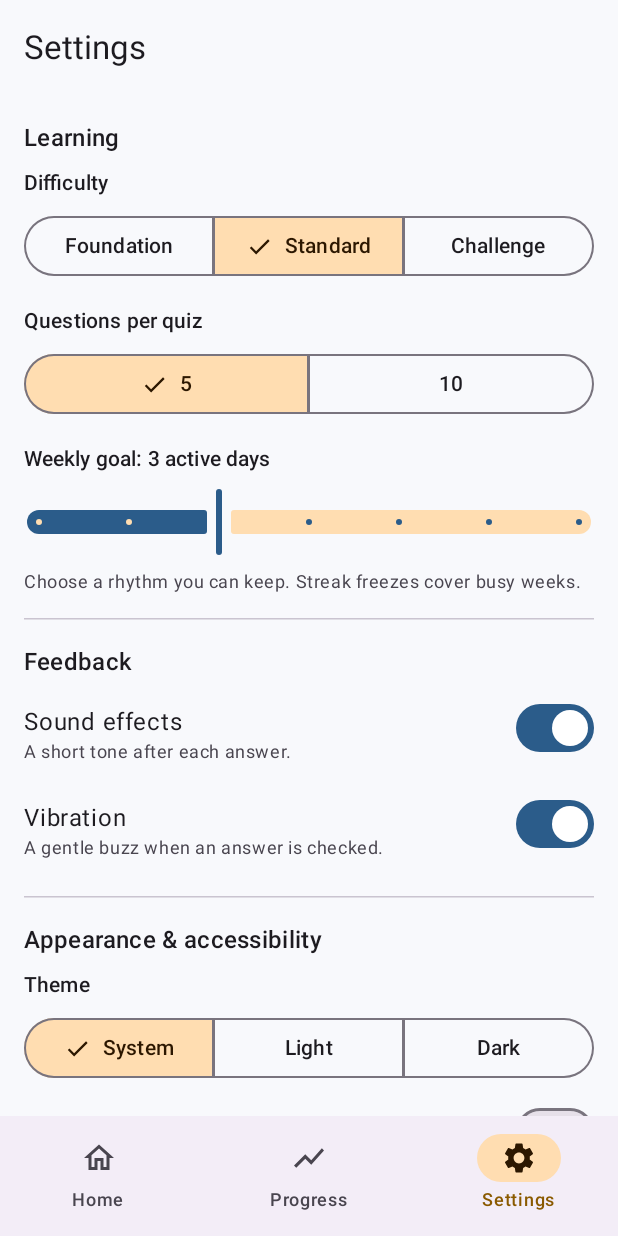
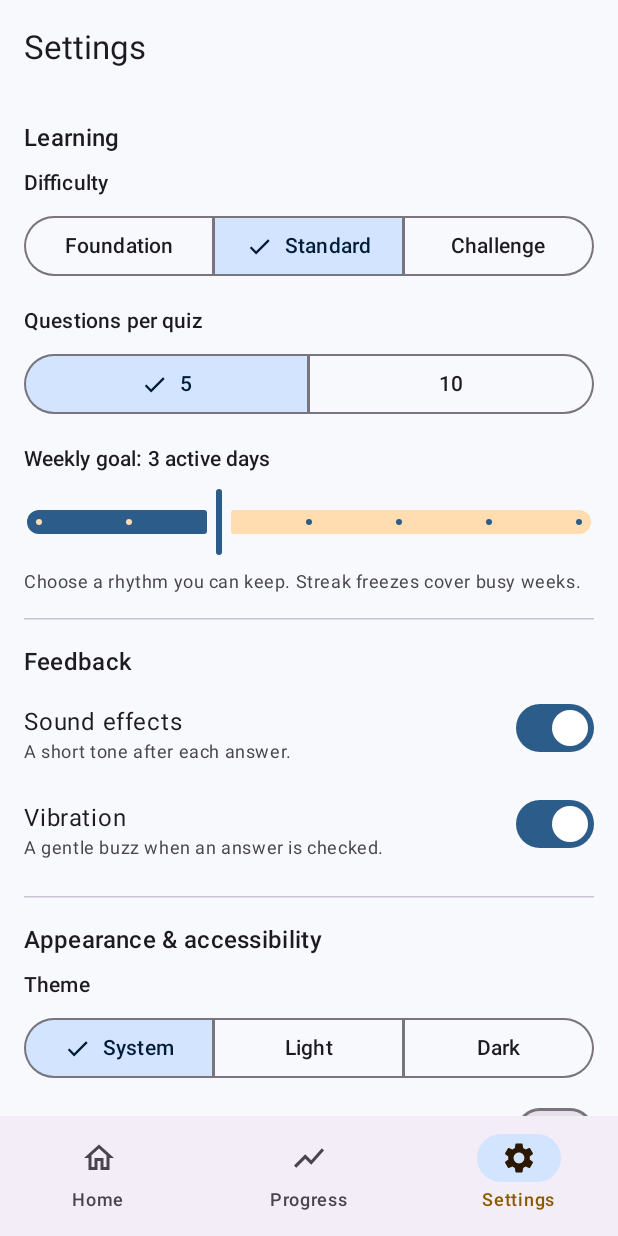
Before and after one commit to ZhangJunQiu-Alan/Primoria-Android, an Android app built with Jetpack Compose: the SettingsRoute screen opened through its navigation route, on a phone screen of 412 x 824 dp. Run offline under Robolectric (Android 15) with nearby library versions, the phone set to English and light mode, and no system bars; our stand-ins replace Dagger/Hilt's generated code, window size class.

Commit message:
style(ui): reserve amber for effort, fix topic pluralisation and spoken summary
Navigation and segmented-button selections now use the primary role, so amber
only ever means XP and streaks.

Co-Authored-By: Claude Opus 5.5 <noreply@anthropic.com>

```diff
--- a/app/src/main/java/au/edu/jcu/zhangfan/primoria/ui/app/PrimoriaApp.kt
+++ b/app/src/main/java/au/edu/jcu/zhangfan/primoria/ui/app/PrimoriaApp.kt
@@ -7,9 +7,12 @@ import androidx.compose.foundation.layout.padding
 import androidx.compose.material3.CircularProgressIndicator
 import androidx.compose.material3.Icon
 import androidx.compose.material3.NavigationBar
+import androidx.compose.material3.MaterialTheme
 import androidx.compose.material3.NavigationBarItem
+import androidx.compose.material3.NavigationBarItemDefaults
 import androidx.compose.material3.NavigationRail
 import androidx.compose.material3.NavigationRailItem
+import androidx.compose.material3.NavigationRailItemDefaults
 import androidx.compose.material3.Scaffold
 import androidx.compose.material3.Text
 import androidx.compose.material3.windowsizeclass.WindowWidthSizeClass
@@ -75,6 +78,9 @@ private fun ReadyApp(onboardingComplete: Boolean, widthSizeClass: WindowWidthSiz
                             onClick = { navController.navigateToTopLevel(destination) },
                             icon = { Icon(if (selected) destination.selectedIcon else destination.unselectedIcon, null) },
                             label = { Text(destination.label) },
+                            colors = NavigationBarItemDefaults.colors(
+                                indicatorColor = MaterialTheme.colorScheme.primaryContainer,
+                            ),
                         )
                     }
                 }
@@ -91,6 +97,9 @@ private fun ReadyApp(onboardingComplete: Boolean, widthSizeClass: WindowWidthSiz
                             onClick = { navController.navigateToTopLevel(destination) },
                             icon = { Icon(if (selected) destination.selectedIcon else destination.unselectedIcon, null) },
                             label = { Text(destination.label) },
+                            colors = NavigationRailItemDefaults.colors(
+                                indicatorColor = MaterialTheme.colorScheme.primaryContainer,
+                            ),
                         )
                     }
                 }
--- a/app/src/main/java/au/edu/jcu/zhangfan/primoria/ui/components/WeeklyGoalCard.kt
+++ b/app/src/main/java/au/edu/jcu/zhangfan/primoria/ui/components/WeeklyGoalCard.kt
@@ -47,7 +47,7 @@ fun WeeklyGoalCard(streak: StreakSummary, modifier: Modifier = Modifier) {
         colors = CardDefaults.outlinedCardColors(containerColor = MaterialTheme.colorScheme.surfaceContainerLow),
         modifier = modifier
             .fillMaxWidth()
-            .clearAndSetSemantics { contentDescription = "$headline. $streakText. $freezeText." },
+            .clearAndSetSemantics { contentDescription = listOf(headline, streakText, freezeText).joinToString(" ") { it.trimEnd('.') + "." } },
     ) {
         Column(Modifier.padding(20.dp), verticalArrangement = Arrangement.spacedBy(12.dp)) {
             Row(verticalAlignment = Alignment.CenterVertically, horizontalArrangement = Arrangement.spacedBy(8.dp)) {
--- a/app/src/main/java/au/edu/jcu/zhangfan/primoria/ui/settings/SettingsScreen.kt
+++ b/app/src/main/java/au/edu/jcu/zhangfan/primoria/ui/settings/SettingsScreen.kt
@@ -96,6 +96,7 @@ fun SettingsScreen(
                             selected = settings.difficulty == difficulty,
                             onClick = { onUpdate { it.copy(difficulty = difficulty) } },
                             shape = SegmentedButtonDefaults.itemShape(index, Difficulty.entries.size),
+                            colors = segmentedColors(),
                         ) { Text(difficulty.label) }
                     }
                 }
@@ -106,6 +107,7 @@ fun SettingsScreen(
                             selected = settings.questionsPerQuiz == count,
                             onClick = { onUpdate { it.copy(questionsPerQuiz = count) } },
                             shape = SegmentedButtonDefaults.itemShape(index, QUIZ_LENGTHS.size),
+                            colors = segmentedColors(),
                         ) { Text("$count") }
                     }
                 }
@@ -145,6 +147,7 @@ fun SettingsScreen(
                             selected = settings.themeMode == mode,
                             onClick = { onUpdate { it.copy(themeMode = mode) } },
                             shape = SegmentedButtonDefaults.itemShape(index, ThemeMode.entries.size),
+                            colors = segmentedColors(),
                         ) { Text(mode.name.lowercase().replaceFirstChar(Char::uppercase)) }
                     }
                 }
@@ -173,6 +176,7 @@ fun SettingsScreen(
                                 onUpdate { it.copy(ageGroup = group, aiConsent = it.aiConsent && group == AgeGroup.ADULT) }
                             },
                             shape = SegmentedButtonDefaults.itemShape(index, AgeGroup.entries.size),
+                            colors = segmentedColors(),
                         ) { Text(group.label) }
                     }
                 }
@@ -241,6 +245,13 @@ fun SettingsScreen(
 
 private val QUIZ_LENGTHS = listOf(5, 10)
 
+/** Selected segments use the primary role; amber is reserved for effort and XP. */
+@Composable
+private fun segmentedColors() = SegmentedButtonDefaults.colors(
+    activeContainerColor = MaterialTheme.colorScheme.primaryContainer,
+    activeContentColor = MaterialTheme.colorScheme.onPrimaryContainer,
+)
+
 @Composable
 private fun SwitchRow(
     title: String,
--- a/app/src/main/java/au/edu/jcu/zhangfan/primoria/ui/stats/StatsScreen.kt
+++ b/app/src/main/java/au/edu/jcu/zhangfan/primoria/ui/stats/StatsScreen.kt
@@ -130,7 +130,8 @@ private fun StatsContent(stats: LearningStats, onTopicClick: (TopicSummary) -> U
                     Column(Modifier.padding(20.dp), verticalArrangement = Arrangement.spacedBy(4.dp)) {
                         Text("${(stats.accuracy * 100).roundToInt()}% accuracy", style = MaterialTheme.typography.headlineSmall)
                         Text(
-                            "${stats.totalAnswers} answers across ${stats.studiedTopics.size} topics. " +
+                            "${stats.totalAnswers} answers across ${stats.studiedTopics.size} " +
+                                (if (stats.studiedTopics.size == 1) "topic. " else "topics. ") +
                                 "Mastery is tracked separately from XP: it reflects what you know.",
                             style = MaterialTheme.typography.bodyMedium,
                         )
```
